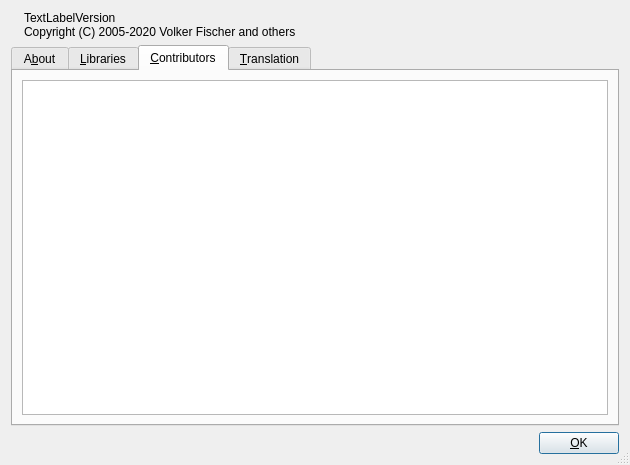
The window that src/aboutdlgbase.ui (jamulussoftware/jamulus) describes before a commit, drawn with Qt 5.
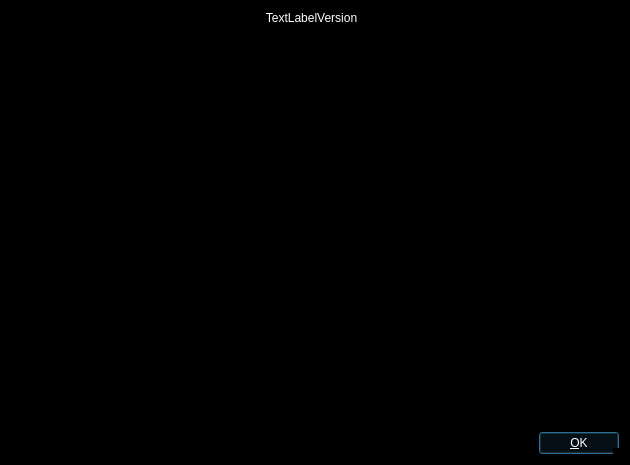
The same window after the commit. The open tabs and pages were chosen to show the change. Icons and pictures are not drawn.

What changed in the file:
```diff
--- a/src/aboutdlgbase.ui
+++ b/src/aboutdlgbase.ui
@@ -21,7 +21,13 @@
   </property>
   <property name="windowIcon">
    <iconset resource="resources.qrc">
-    <normaloff>:/png/main/res/fronticon.png</normaloff>:/png/main/res/fronticon.png</iconset>
+    <normaloff>://png/main/res/ui/logo.png</normaloff>://png/main/res/ui/logo.png</iconset>
+  </property>
+  <property name="styleSheet">
+   <string notr="true">background-color: rgb(0, 0, 0);
+border-color: rgb(0, 0, 0);
+color: rgb(255, 255, 255);
+</string>
   </property>
   <property name="sizeGripEnabled">
    <bool>true</bool>
@@ -30,65 +36,121 @@
    <item>
     <layout class="QHBoxLayout">
      <item>
-      <widget class="QLabel" name="pxlLogo">
+      <layout class="QVBoxLayout">
+       <item>
+        <layout class="QHBoxLayout">
+         <property name="spacing">
+          <number>6</number>
+         </property>
+         <property name="leftMargin">
+          <number>0</number>
+         </property>
+         <property name="topMargin">
+          <number>0</number>
+         </property>
+         <property name="rightMargin">
+          <number>0</number>
+         </property>
+         <property name="bottomMargin">
+          <number>0</number>
+         </property>
+         <item>
+          <widget class="QLabel" name="PixmapLabelDreamLogo">
        <property name="sizePolicy">
-        <sizepolicy hsizetype="Preferred" vsizetype="Preferred">
+            <sizepolicy hsizetype="Fixed" vsizetype="Fixed">
          <horstretch>0</horstretch>
          <verstretch>0</verstretch>
         </sizepolicy>
        </property>
-       <property name="text">
-        <string/>
-       </property>
        <property name="pixmap">
-        <pixmap resource="resources.qrc">:/png/main/res/fronticon.png</pixmap>
-       </property>
-       <property name="alignment">
-        <set>Qt::AlignCenter</set>
+            <pixmap/>
+           </property>
+           <property name="scaledContents">
+            <bool>true</bool>
+           </property>
+           <property name="wordWrap">
+            <bool>false</bool>
        </property>
       </widget>
      </item>
-     <item>
-      <layout class="QVBoxLayout">
-       <property name="spacing">
-        <number>0</number>
-       </property>
        <item>
         <widget class="QLabel" name="lblVersion">
+           <property name="sizePolicy">
+            <sizepolicy hsizetype="Expanding" vsizetype="Preferred">
+             <horstretch>0</horstretch>
+             <verstretch>0</verstretch>
+            </sizepolicy>
+           </property>
          <property name="text">
           <string>TextLabelVersion</string>
          </property>
+           <property name="alignment">
+            <set>Qt::AlignCenter</set>
+           </property>
          <property name="wordWrap">
           <bool>false</bool>
          </property>
-         <property name="margin">
-          <number>2</number>
-         </property>
-        </widget>
-       </item>
+          </widget>
+         </item>
+        </layout>
+       </item>
+       <item>
+        <layout class="QHBoxLayout">
+         <property name="spacing">
+          <number>6</number>
+         </property>
+         <property name="leftMargin">
+          <number>0</number>
+         </property>
+         <property name="topMargin">
+          <number>0</number>
+         </property>
+         <property name="rightMargin">
+          <number>0</number>
+         </property>
+         <property name="bottomMargin">
+          <number>0</number>
+         </property>
+         <item>
+          <layout class="QVBoxLayout">
+           <property name="spacing">
+            <number>6</number>
+           </property>
+           <property name="leftMargin">
+            <number>0</number>
+           </property>
+           <property name="topMargin">
+            <number>0</number>
+           </property>
+           <property name="rightMargin">
+            <number>0</number>
+           </property>
+           <property name="bottomMargin">
+            <number>0</number>
+           </property>
        <item>
         <widget class="QLabel" name="lblCopyright">
          <property name="text">
-          <string>Copyright (C) 2005-2020 Volker Fischer and others</string>
+              <string/>
          </property>
          <property name="wordWrap">
           <bool>false</bool>
          </property>
-         <property name="margin">
-          <number>2</number>
-         </property>
         </widget>
        </item>
       </layout>
      </item>
      <item>
-      <spacer name="horizontalSpacer">
+          <spacer>
        <property name="orientation">
         <enum>Qt::Horizontal</enum>
        </property>
+           <property name="sizeType">
+            <enum>QSizePolicy::Expanding</enum>
+           </property>
        <property name="sizeHint" stdset="0">
         <size>
-         <width>40</width>
+             <width>20</width>
          <height>20</height>
         </size>
        </property>
@@ -96,67 +158,38 @@
      </item>
     </layout>
    </item>
+      </layout>
+     </item>
    <item>
-    <widget class="QTabWidget" name="tabWidget">
-     <property name="currentIndex">
-      <number>0</number>
-     </property>
-     <widget class="QWidget" name="tab">
-      <attribute name="title">
-       <string>A&amp;bout</string>
-      </attribute>
-      <layout class="QHBoxLayout" name="horizontalLayout">
+      <layout class="QVBoxLayout">
        <item>
-        <widget class="QTextBrowser" name="txvAbout">
-         <property name="openExternalLinks">
-          <bool>true</bool>
+        <spacer>
+         <property name="orientation">
+          <enum>Qt::Vertical</enum>
          </property>
-        </widget>
-       </item>
-      </layout>
-     </widget>
-     <widget class="QWidget" name="tab_2">
-      <attribute name="title">
-       <string>&amp;Libraries</string>
-      </attribute>
-      <layout class="QHBoxLayout" name="horizontalLayout_2">
-       <item>
-        <widget class="QTextBrowser" name="txvLibraries">
-         <property name="openExternalLinks">
-          <bool>true</bool>
+         <property name="sizeType">
+          <enum>QSizePolicy::Minimum</enum>
          </property>
-        </widget>
+         <property name="sizeHint" stdset="0">
+          <size>
+           <width>20</width>
+           <height>1</height>
+          </size>
+         </property>
+        </spacer>
        </item>
       </layout>
-     </widget>
-     <widget class="QWidget" name="tab_3">
-      <attribute name="title">
-       <string>&amp;Contributors</string>
-      </attribute>
-      <layout class="QHBoxLayout" name="horizontalLayout_3">
-       <item>
-        <widget class="QTextBrowser" name="txvContributors">
-         <property name="openExternalLinks">
-          <bool>true</bool>
-         </property>
-        </widget>
-       </item>
-      </layout>
-     </widget>
-     <widget class="QWidget" name="tab_4">
-      <attribute name="title">
-       <string>&amp;Translation</string>
-      </attribute>
-      <layout class="QHBoxLayout" name="horizontalLayout_4">
+     </item>
+    </layout>
+   </item>
        <item>
-        <widget class="QTextBrowser" name="txvTranslation">
-         <property name="openExternalLinks">
-          <bool>true</bool>
-         </property>
-        </widget>
-       </item>
-      </layout>
-     </widget>
+    <widget class="QTextBrowser" name="txvCredits">
+     <property name="styleSheet">
+      <string notr="true">background-color: rgb(0, 0, 0);
+border-color: rgb(0, 0, 0);
+color: rgb(255, 255, 255);
+</string>
+     </property>
     </widget>
    </item>
    <item>
@@ -194,6 +227,12 @@
      </item>
      <item>
       <widget class="QPushButton" name="buttonOk">
+       <property name="styleSheet">
+        <string notr="true">background-color: rgb(0,0,0);
+border-color: rgb(0, 0, 0);
+color: rgb(255,255,255);
+</string>
+       </property>
        <property name="text">
         <string>&amp;OK</string>
        </property>
```
Left out of the diff: 1 changed line with no effect on the pictures. Lines whose indentation alone changed are shown as unchanged.
